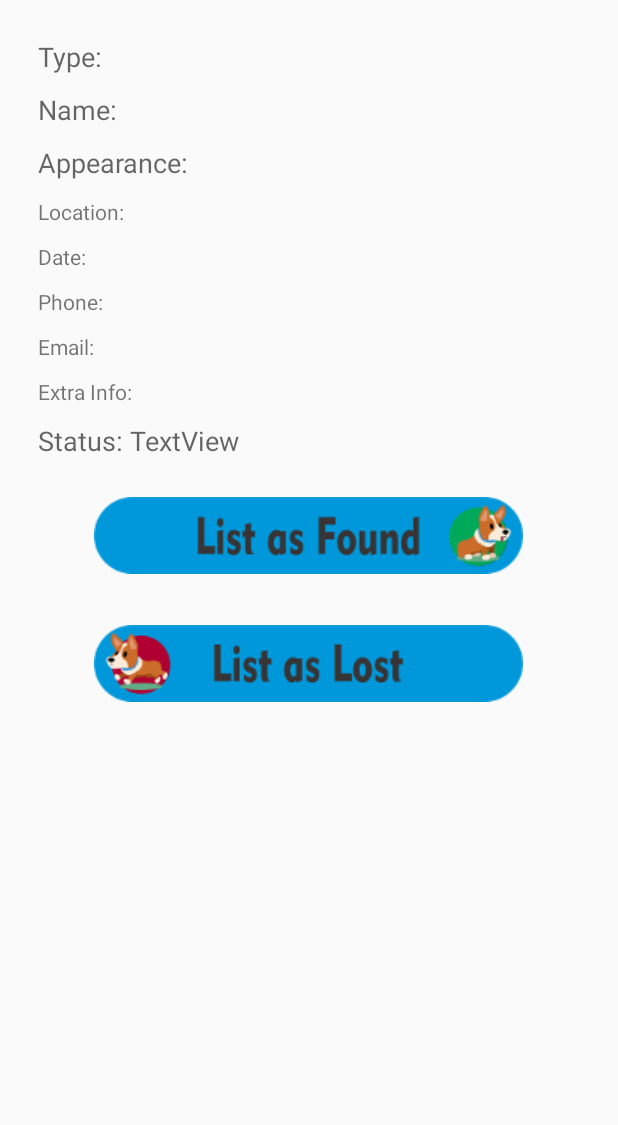
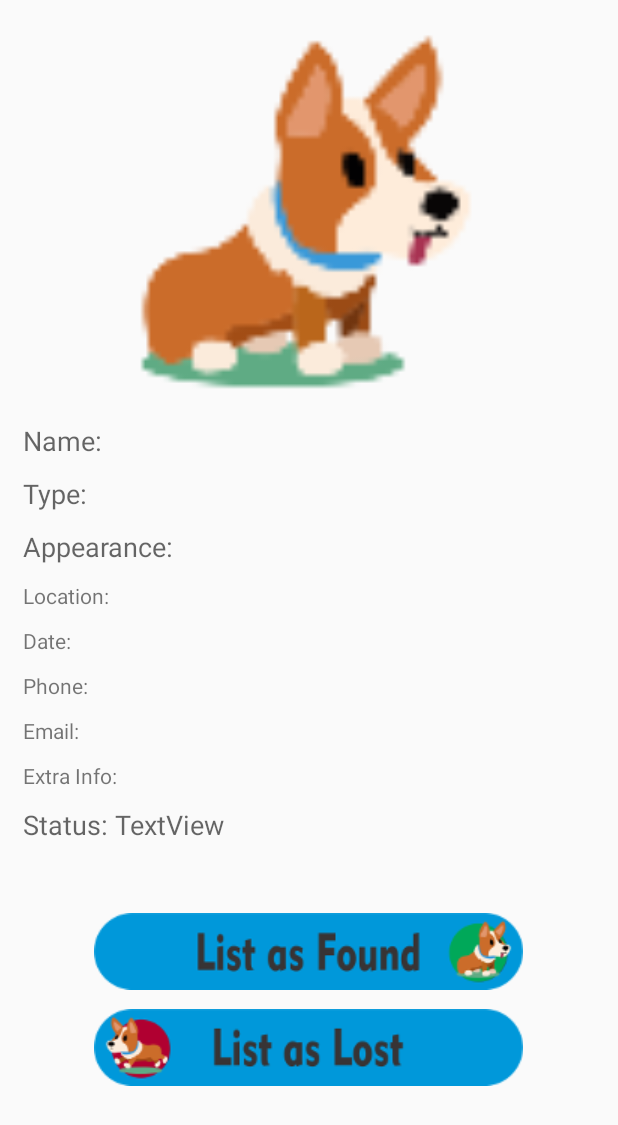
Before and after one commit to cobalt111/LostNFound, an Android app: the layout content_your_pets_profile.xml on its own in the app's theme, with its tools: preview values and no code run, on a phone screen of 412 x 824 dp. Shown: the top 1125 px of the screen. Run offline under Robolectric (Android 15) with nearby library versions, the phone set to English and light mode, and no system bars.

Commit message:
added buttons to profile

```diff
--- a/app/src/main/res/layout/content_your_pets_profile.xml
+++ b/app/src/main/res/layout/content_your_pets_profile.xml
@@ -3,37 +3,32 @@
     xmlns:app="http://schemas.android.com/apk/res-auto"
     android:layout_width="match_parent"
     android:layout_height="match_parent"
-    android:padding="20dp">
+    android:padding="10dp"
+    android:paddingBottom="20dp">
+
+    <ScrollView
+        android:layout_width="match_parent"
+        android:layout_height="match_parent">
 
         <LinearLayout
             android:layout_width="match_parent"
             android:layout_height="wrap_content"
-        android:orientation="vertical"
-        android:weightSum="1"
-        android:layout_alignParentTop="true"
-        android:layout_alignParentStart="true">
+            android:orientation="vertical">
 
+            <ImageView
+                android:id="@+id/yourPetsProfileImage"
+                android:layout_width="match_parent"
+                android:layout_height="266dp"
+                app:srcCompat="@mipmap/corgi_sit" />
 
             <LinearLayout
                 android:layout_width="match_parent"
-            android:layout_height="wrap_content"
-            android:orientation="horizontal"
-            android:layout_margin="@dimen/content_profile_margin">
-
-            <TextView
-                android:layout_width="wrap_content"
-                android:layout_height="wrap_content"
-                android:text="Type: "
-                android:textAppearance="@style/TextAppearance.AppCompat.Medium" />
-
-            <TextView
-                android:id="@+id/profileType"
-                android:layout_width="match_parent"
-                android:layout_height="wrap_content"
-                android:text="@string/profile_type"
-                android:textAppearance="@style/TextAppearance.AppCompat.Medium" />
-
-        </LinearLayout>
+                android:layout_height="match_parent"
+                android:layout_alignParentBottom="true"
+                android:layout_centerHorizontal="true"
+                android:gravity="bottom"
+                android:orientation="vertical"
+                android:weightSum="1">
 
 
                 <LinearLayout
@@ -49,13 +44,35 @@
                         android:textAppearance="@style/TextAppearance.AppCompat.Medium" />
 
                     <TextView
-                android:id="@+id/profileName"
+                        android:id="@+id/yourPetsProfileName"
                         android:layout_width="match_parent"
                         android:layout_height="wrap_content"
                         android:text="@string/profile_name"
                         android:textAppearance="@style/TextAppearance.AppCompat.Medium" />
 
                 </LinearLayout>
+
+                <LinearLayout
+                    android:layout_width="match_parent"
+                    android:layout_height="wrap_content"
+                    android:layout_margin="@dimen/content_profile_margin"
+                    android:orientation="horizontal">
+
+                    <TextView
+                        android:layout_width="wrap_content"
+                        android:layout_height="wrap_content"
+                        android:text="Type: "
+                        android:textAppearance="@style/TextAppearance.AppCompat.Medium" />
+
+                    <TextView
+                        android:id="@+id/yourPetsProfileType"
+                        android:layout_width="match_parent"
+                        android:layout_height="wrap_content"
+                        android:text="@string/profile_type"
+                        android:textAppearance="@style/TextAppearance.AppCompat.Medium" />
+
+                </LinearLayout>
+
 
                 <!--<LinearLayout-->
                 <!--android:layout_width="match_parent"-->
@@ -89,7 +106,7 @@
                         android:textAppearance="@style/TextAppearance.AppCompat.Medium" />
 
                     <TextView
-                android:id="@+id/profileColor"
+                        android:id="@+id/yourPetsProfileColor"
                         android:layout_width="match_parent"
                         android:layout_height="wrap_content"
                         android:text="@string/profile_color"
@@ -101,33 +118,37 @@
                 <LinearLayout
                     android:layout_width="match_parent"
                     android:layout_height="wrap_content"
-            android:orientation="horizontal"
-            android:layout_margin="@dimen/content_profile_margin">
+                    android:layout_margin="@dimen/content_profile_margin"
+                    android:orientation="horizontal">
+
                     <TextView
                         android:layout_width="wrap_content"
                         android:layout_height="wrap_content"
-                android:text="Location: "/>
+                        android:text="Location: " />
+
                     <TextView
-                android:id="@+id/profileLocation"
+                        android:id="@+id/ypurPetsProfileLocation"
                         android:layout_width="match_parent"
                         android:layout_height="wrap_content"
-                android:text="@string/profile_location"/>
+                        android:text="@string/profile_location" />
                 </LinearLayout>
 
                 <LinearLayout
                     android:layout_width="match_parent"
                     android:layout_height="wrap_content"
-            android:orientation="horizontal"
-            android:layout_margin="@dimen/content_profile_margin">
+                    android:layout_margin="@dimen/content_profile_margin"
+                    android:orientation="horizontal">
+
                     <TextView
                         android:layout_width="wrap_content"
                         android:layout_height="wrap_content"
-                android:text="Date: "/>
+                        android:text="Date: " />
+
                     <TextView
-                android:id="@+id/profileDate"
+                        android:id="@+id/yourPetsProfileDate"
                         android:layout_width="match_parent"
                         android:layout_height="wrap_content"
-                android:text="@string/profile_date"/>
+                        android:text="@string/profile_date" />
                 </LinearLayout>
 
                 <LinearLayout
@@ -142,7 +163,7 @@
                         android:text="Phone: " />
 
                     <TextView
-                android:id="@+id/profilePhone"
+                        android:id="@+id/yourPetsProfilePhone"
                         android:layout_width="match_parent"
                         android:layout_height="wrap_content"
                         android:text="@string/profile_phone" />
@@ -151,17 +172,19 @@
                 <LinearLayout
                     android:layout_width="match_parent"
                     android:layout_height="wrap_content"
-            android:orientation="horizontal"
-            android:layout_margin="@dimen/content_profile_margin">
+                    android:layout_margin="@dimen/content_profile_margin"
+                    android:orientation="horizontal">
+
                     <TextView
                         android:layout_width="wrap_content"
                         android:layout_height="wrap_content"
-                android:text="Email: "/>
+                        android:text="Email: " />
+
                     <TextView
-                android:id="@+id/profileEmail"
+                        android:id="@+id/yourPetsProfileEmail"
                         android:layout_width="match_parent"
                         android:layout_height="wrap_content"
-                android:text="@string/profile_email"/>
+                        android:text="@string/profile_email" />
                 </LinearLayout>
 
                 <LinearLayout
@@ -176,7 +199,7 @@
                         android:text="Extra Info:" />
 
                     <TextView
-                android:id="@+id/profileDescription"
+                        android:id="@+id/yourPetsProfileDescription"
                         android:layout_width="match_parent"
                         android:layout_height="wrap_content"
                         android:text="@string/profile_description" />
@@ -185,8 +208,8 @@
                 <LinearLayout
                     android:layout_width="match_parent"
                     android:layout_height="wrap_content"
-            android:orientation="horizontal"
-            android:layout_margin="@dimen/content_profile_margin">
+                    android:layout_margin="@dimen/content_profile_margin"
+                    android:orientation="horizontal">
 
                     <TextView
                         android:layout_width="wrap_content"
@@ -195,7 +218,7 @@
                         android:textAppearance="@style/TextAppearance.AppCompat.Medium" />
 
                     <TextView
-                android:id="@+id/profileFound"
+                        android:id="@+id/yourPetsProfileFound"
                         android:layout_width="match_parent"
                         android:layout_height="wrap_content"
                         android:text="TextView"
@@ -212,15 +235,15 @@
                         android:layout_width="wrap_content"
                         android:layout_height="wrap_content"
                         android:layout_alignParentTop="true"
-                android:layout_alignStart="@+id/profileEditButton"
-                android:layout_marginTop="20dp"
+                        android:layout_centerHorizontal="true"
+                        android:layout_marginTop="41dp"
                         android:background="@android:color/transparent"
                         app:srcCompat="@drawable/doggy_found" />
                     <!-- TODO change this button drawable to represent function -->
 
 
                     <ImageButton
-                android:id="@+id/profileEditButton"
+                        android:id="@+id/yourPetsProfileEditButton"
                         android:layout_width="wrap_content"
                         android:layout_height="wrap_content"
                         android:layout_alignParentTop="true"
@@ -234,5 +257,7 @@
 
 
             </LinearLayout>
+        </LinearLayout>
+    </ScrollView>
 
 </RelativeLayout>
```
Also changed, not shown: app/src/main/java/com/example/tim/lostnfound/Post.java (+14 -7 lines), app/src/main/java/com/example/tim/lostnfound/Profile.java (+94 -91 lines), app/src/main/java/com/example/tim/lostnfound/YourPetsFragment.java (+78 -80 lines), app/src/main/java/com/example/tim/lostnfound/YourPetsProfile.java (+21 -3 lines), app/src/main/res/layout/content_profile.xml (+20 -3 lines). Lines whose indentation alone changed are shown as unchanged.
